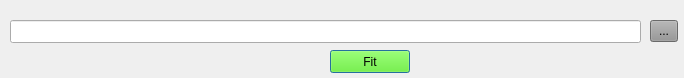
Julian-RC/Inter-Mon-Temp, file MonTemp/fit_335.ui: the form before one commit.
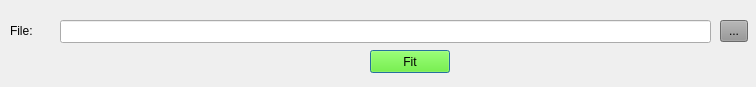
The form after the commit.

What changed in the file:
```diff
--- a/MonTemp/fit_335.ui
+++ b/MonTemp/fit_335.ui
@@ -6,8 +6,8 @@
    <rect>
     <x>0</x>
     <y>0</y>
-    <width>684</width>
-    <height>78</height>
+    <width>756</width>
+    <height>87</height>
    </rect>
   </property>
   <property name="windowTitle">
@@ -16,7 +16,7 @@
   <widget class="QToolButton" name="select">
    <property name="geometry">
     <rect>
-     <x>650</x>
+     <x>720</x>
      <y>20</y>
      <width>28</width>
      <height>22</height>
@@ -32,9 +32,9 @@
   <widget class="QLineEdit" name="file">
    <property name="geometry">
     <rect>
-     <x>10</x>
+     <x>60</x>
      <y>20</y>
-     <width>631</width>
+     <width>651</width>
      <height>23</height>
     </rect>
    </property>
@@ -45,7 +45,7 @@
   <widget class="QPushButton" name="fit">
    <property name="geometry">
     <rect>
-     <x>330</x>
+     <x>370</x>
      <y>50</y>
      <width>80</width>
      <height>23</height>
@@ -59,6 +59,22 @@
     <string>Fit</string>
    </property>
   </widget>
+  <widget class="QLabel" name="label">
+   <property name="geometry">
+    <rect>
+     <x>10</x>
+     <y>10</y>
+     <width>61</width>
+     <height>41</height>
+    </rect>
+   </property>
+   <property name="styleSheet">
+    <string notr="true">font: 14pt &quot;Sans Serif&quot;;</string>
+   </property>
+   <property name="text">
+    <string>&lt;html&gt;&lt;head/&gt;&lt;body&gt;&lt;p&gt;&lt;span style=&quot; font-size:16pt;&quot;&gt;File:&lt;/span&gt;&lt;/p&gt;&lt;/body&gt;&lt;/html&gt;</string>
+   </property>
+  </widget>
  </widget>
  <resources/>
  <connections/>
```
